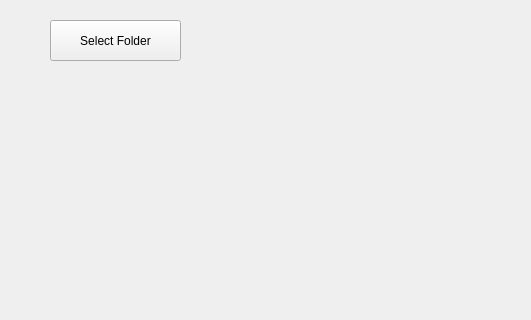
This is mainwindow.ui in hidog/FilenameConvert as Qt 5 draws it before an edit; both pictures show x 0 to 531 and y 0 to 320 of the 1280 by 720 pixel window. The edited form follows.
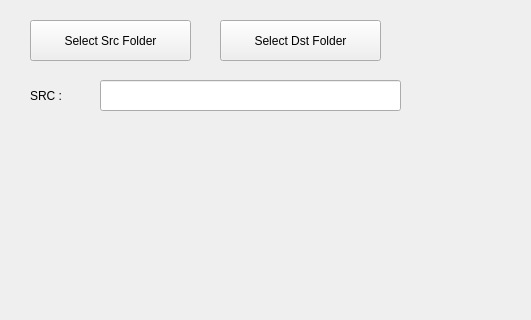
This is the edited form.

Patch:
```diff
--- a/mainwindow.ui
+++ b/mainwindow.ui
@@ -23,14 +23,50 @@
    <widget class="QPushButton" name="selectFolderButton">
     <property name="geometry">
      <rect>
-      <x>50</x>
+      <x>30</x>
       <y>20</y>
-      <width>131</width>
+      <width>161</width>
       <height>41</height>
      </rect>
     </property>
     <property name="text">
-     <string>Select Folder</string>
+     <string>Select Src Folder</string>
+    </property>
+   </widget>
+   <widget class="QPushButton" name="selectDstButton">
+    <property name="geometry">
+     <rect>
+      <x>220</x>
+      <y>20</y>
+      <width>161</width>
+      <height>41</height>
+     </rect>
+    </property>
+    <property name="text">
+     <string>Select Dst Folder</string>
+    </property>
+   </widget>
+   <widget class="QLabel" name="label">
+    <property name="geometry">
+     <rect>
+      <x>30</x>
+      <y>80</y>
+      <width>51</width>
+      <height>31</height>
+     </rect>
+    </property>
+    <property name="text">
+     <string>SRC :</string>
+    </property>
+   </widget>
+   <widget class="QLineEdit" name="srcEdit">
+    <property name="geometry">
+     <rect>
+      <x>100</x>
+      <y>80</y>
+      <width>301</width>
+      <height>31</height>
+     </rect>
     </property>
    </widget>
   </widget>
```
Left out of the diff: 2 changed lines with no effect on the pictures.
